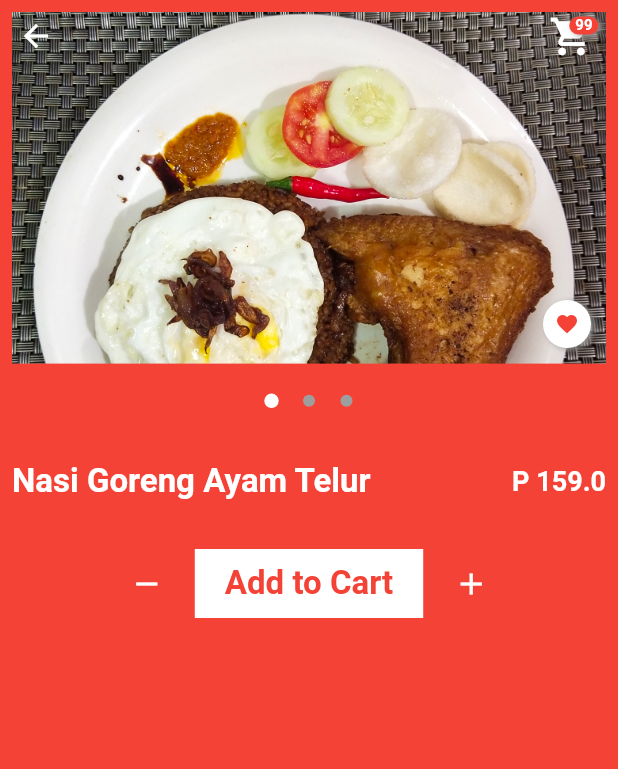
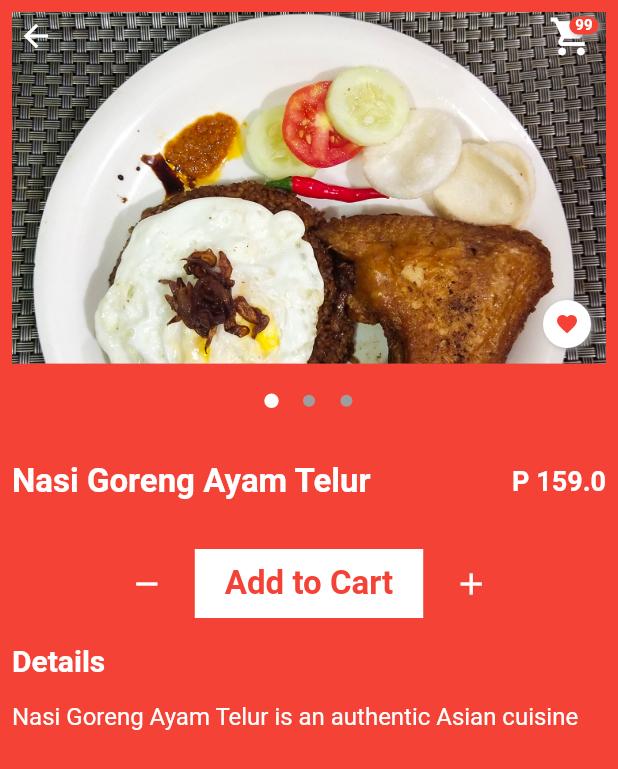
Before and after one commit to one82s/flutter, a Flutter app: the screen it shows after launch, after a tap on "Nasi Goreng Ayam Telur", on a phone screen of 412 x 824 dp. Shown: the top 769 px of the screen. Run offline on Flutter 3.47's test engine with Material 2 defaults, Android fonts, the phone set to English and light mode, and no system bars; drawn by our look-alikes of carousel_pro.

Commit message:
shopping cart section - initial implementation

```diff
--- a/lib/src/models/product.dart
+++ b/lib/src/models/product.dart
@@ -2,11 +2,12 @@
 class Product{
   final String name;
   final String image;
+  final String details;
   final double rating;
   final double price;
   final bool wishList;
 
-  Product({this.name, this.image, this.rating, this.price, this.wishList});
+  Product({this.name, this.image, this.details, this.rating, this.price, this.wishList});
 
 
 }
--- a/lib/src/screens/detail.dart
+++ b/lib/src/screens/detail.dart
@@ -21,7 +21,7 @@ class _DetailState extends State<Detail> {
     return Scaffold(
       backgroundColor: red,
       body: SafeArea(
-        child: Column(
+        child: ListView(
           children: [
             Container(
               height: 300.0,
@@ -126,7 +126,15 @@ class _DetailState extends State<Detail> {
                   child: IconButton(icon: Icon(Icons.add, color: white), onPressed: null),
                 ),
               ],
-            )
+            ),
+            Padding(
+              padding: const EdgeInsets.all(8.0),
+              child: CustomText(text: "Details", color: white, size: 20, weight: FontWeight.bold,),
+            ),
+            Padding(
+              padding: const EdgeInsets.all(8.0),
+              child: CustomText(text: widget.product.details, color: white, size: 16, style: FontStyle.italic),
+            ),
           ],
         ),
       ),
--- a/lib/src/screens/home.dart
+++ b/lib/src/screens/home.dart
@@ -1,10 +1,13 @@
 import 'package:firstapp/src/utils/commons.dart';
+import 'package:firstapp/src/utils/screen_navigation.dart';
 import 'package:firstapp/src/widgets/best_seller.dart';
 import 'package:firstapp/src/widgets/bottom_navigation.dart';
 import 'package:firstapp/src/widgets/categories.dart';
 import 'package:firstapp/src/widgets/small_button.dart';
 import 'package:flutter/material.dart';
 import 'package:firstapp/src/widgets/custom_text.dart';
+
+import 'cart.dart';
 
 class Home extends StatefulWidget {
   @override
@@ -177,7 +180,13 @@ class _HomeState extends State<Home> {
             mainAxisAlignment: MainAxisAlignment.spaceEvenly,
             children: [
               BottomNavigation(icon: Icons.home, name:'Home'),
-              BottomNavigation(icon: Icons.shopping_cart, name:'Cart'),
+              BottomNavigation(
+                onTap: (){
+                  changeScreen(context, ShoppingCart());
+                },
+                icon: Icons.shopping_cart,
+                name:'Cart'
+              ),
               BottomNavigation(icon: Icons.account_box, name:'Account')
             ],
           ),
--- a/lib/src/widgets/best_seller.dart
+++ b/lib/src/widgets/best_seller.dart
@@ -7,9 +7,10 @@ import 'package:flutter/material.dart';
 import 'custom_text.dart';
 
 List<Product> productList = [
-  Product(name: 'Bravo Beef Kebab', image: 'images/beef_kebab.jpg',rating: 4.7, price: 149.0, wishList: true),
-  Product(name: 'Nasi Goreng Ayam Telur', image: 'images/nasi_goren_ayam_telur.jpg',rating: 4.7, price: 159.0, wishList: true),
-  Product(name: 'Deli Duo', image: 'images/deli_duo.jpg',rating: 4.7, price: 269.0, wishList: true),
+  Product(name: 'Bravo Beef Kebab', image: 'images/beef_kebab.jpg', details: 'Beef Kebab is the best kebab',rating: 4.7, price: 149.0, wishList: true),
+  Product(name: 'Nasi Goreng Ayam Telur', image: 'images/nasi_goren_ayam_telur.jpg', details: 'Nasi Goreng Ayam Telur is an authentic Asian cuisine'
+      ,rating: 4.7, price: 159.0, wishList: true),
+  Product(name: 'Deli Duo', image: 'images/deli_duo.jpg', details: 'Deli Duo is the best of both worlds',rating: 4.7, price: 269.0, wishList: true),
 
 ];
 class BestSeller extends StatelessWidget {
--- a/lib/src/widgets/bottom_navigation.dart
+++ b/lib/src/widgets/bottom_navigation.dart
@@ -5,19 +5,23 @@ import 'custom_text.dart';
 class BottomNavigation extends StatelessWidget {
   final IconData icon;
   final String name;
+  final Function onTap;
 
-  const BottomNavigation({Key key, this.icon, this.name}) : super(key: key);
+  const BottomNavigation({Key key, this.icon, this.name, this.onTap}) : super(key: key);
 
   @override
   Widget build(BuildContext context) {
     return Padding(
         padding: const EdgeInsets.all(8.0),
+        child: GestureDetector(
+          onTap: onTap ?? null,
           child: Column(
             children: [
               Icon(icon, color: white, size: 20.0,),
               SizedBox(height: 2),
               CustomText(text: name, color: white)
             ],
+          ),
         )
     );
   }
--- a/lib/src/widgets/custom_text.dart
+++ b/lib/src/widgets/custom_text.dart
@@ -5,9 +5,10 @@ class CustomText extends StatelessWidget {
   final double size;
   final Color color;
   final FontWeight weight;
+  final FontStyle style;
 
 
-  CustomText({@required this.text, this.size, this.color, this.weight});
+  CustomText({@required this.text, this.size, this.color, this.weight, this.style});
 
   @override
   Widget build(BuildContext context) {
```
Also changed, not shown: lib/src/screens/cart.dart (added, +18 -0 lines). Lines whose indentation alone changed are shown as unchanged.
